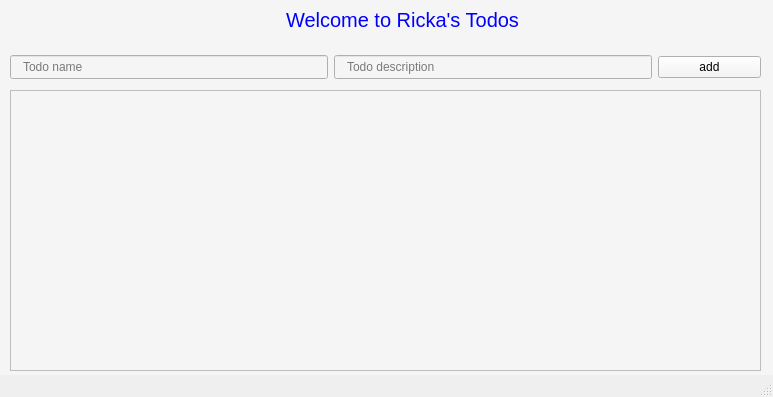
Qt form src/main_window.ui (RickaPrincy/todo-qt) before a commit.
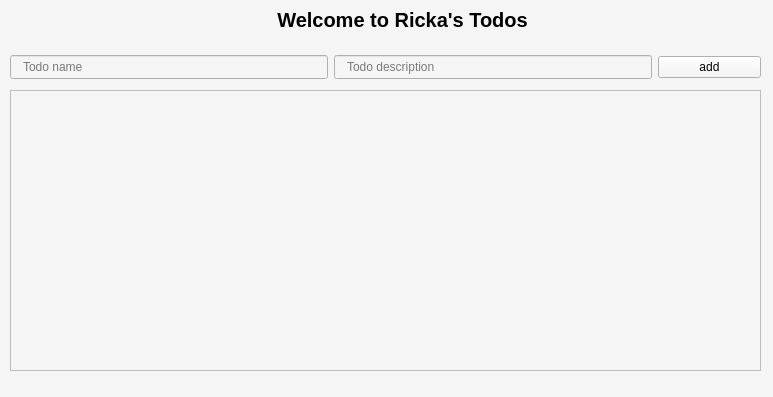
The same form after that commit.

```diff
--- a/src/main_window.ui
+++ b/src/main_window.ui
@@ -27,8 +27,9 @@
      </rect>
     </property>
     <property name="styleSheet">
-     <string notr="true">color: blue;
-font-size: 20px;</string>
+     <string notr="true">font-size: 20px;
+font-weight: bold;
+color: black;</string>
     </property>
     <property name="text">
      <string>Welcome to Ricka's Todos</string>
@@ -103,7 +104,6 @@
     </property>
    </widget>
   </widget>
-  <widget class="QStatusBar" name="statusbar"/>
  </widget>
  <resources/>
  <connections/>
```
Left out of the diff: 6 changed lines with no effect on the pictures.
